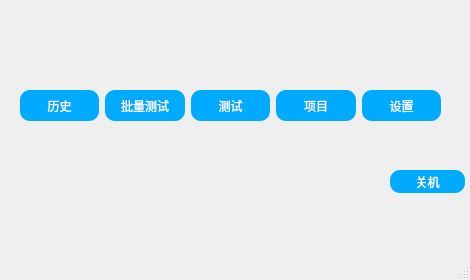
Before: the Qt Designer form main.ui in nylttpgg09/FluoTest, drawn with Qt 5.
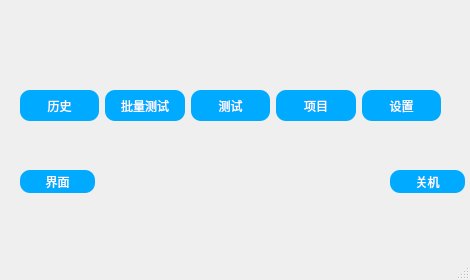
After: the same form once the commit is applied.

Commit message: 1.美化一下界面，调整了欢迎界面和主页的顺序，调整界面大小，修复了测试的bug

What changed in the file:
```diff
--- a/main.ui
+++ b/main.ui
@@ -137,6 +137,24 @@
      <string>关机</string>
     </property>
    </widget>
+   <widget class="QPushButton" name="setbox_button">
+    <property name="geometry">
+     <rect>
+      <x>20</x>
+      <y>170</y>
+      <width>75</width>
+      <height>23</height>
+     </rect>
+    </property>
+    <property name="styleSheet">
+     <string notr="true"> border-radius: 10px;
+    background-color: #00aaff; /* 变淡后的蓝色背景，透明度为50% */
+    color: white;</string>
+    </property>
+    <property name="text">
+     <string>界面</string>
+    </property>
+   </widget>
   </widget>
   <widget class="QMenuBar" name="menubar">
    <property name="geometry">
```
The commit also changes 6 other files.
